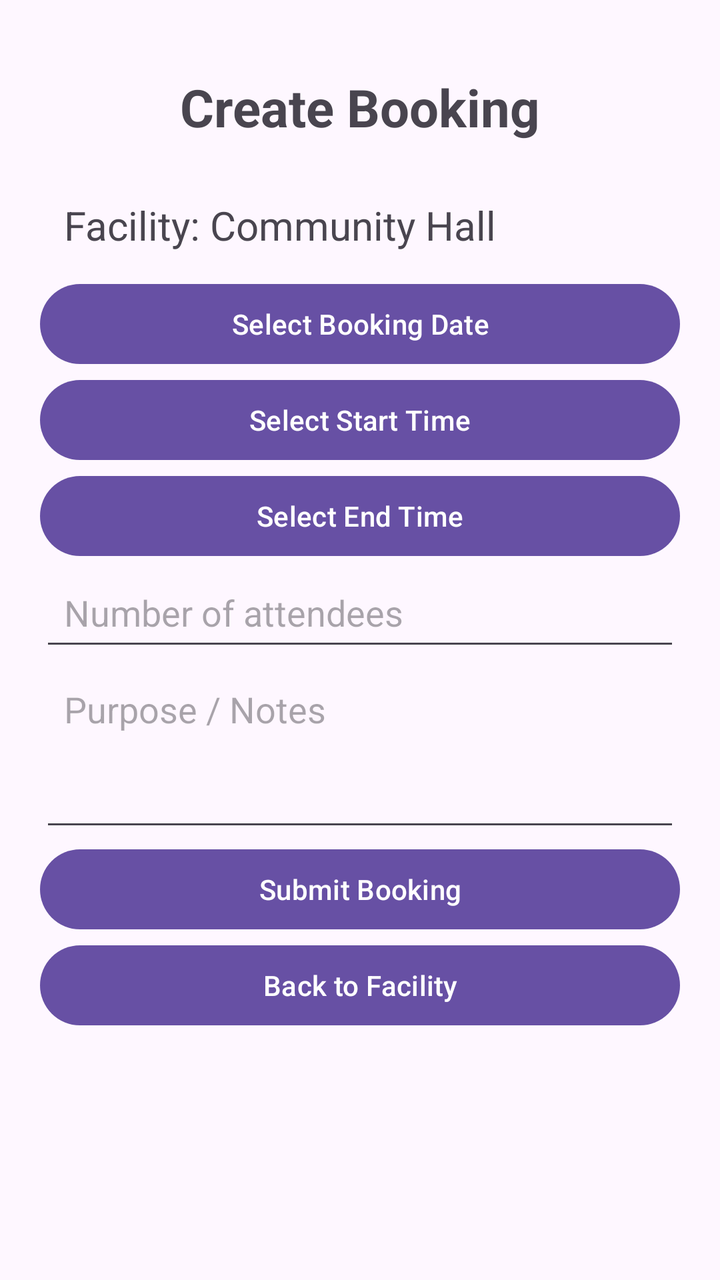
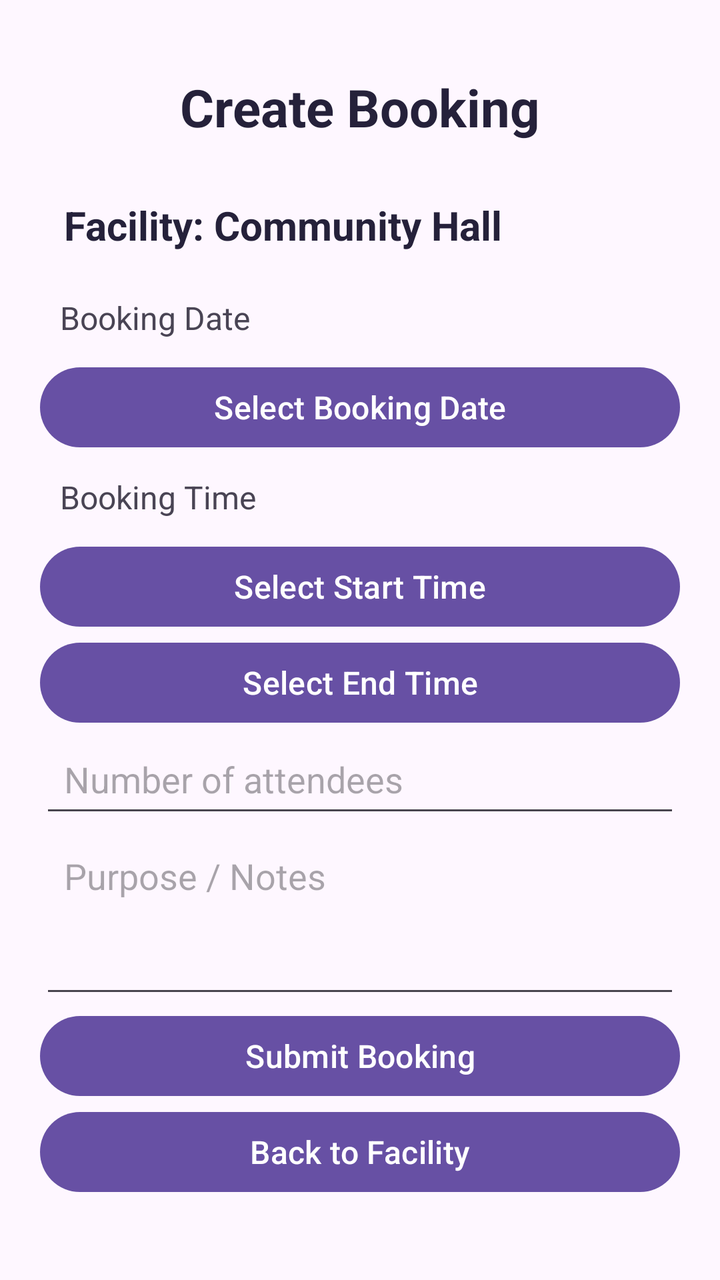

An Android layout rendered at two revisions. The XML below is the earlier revision; the diff shows what the commit changed to produce the second picture.
<!-- AndroidManifest.xml: application theme Theme.CommunitySpaceBooking -->
<!-- res/layout/activity_create_booking.xml -->
<?xml version="1.0" encoding="utf-8"?>
<ScrollView xmlns:android="http://schemas.android.com/apk/res/android"
    android:layout_width="match_parent"
    android:layout_height="match_parent"
    android:fillViewport="true">

    <LinearLayout
        android:layout_width="match_parent"
        android:layout_height="wrap_content"
        android:orientation="vertical"
        android:padding="20dp">

        <TextView
            android:layout_width="match_parent"
            android:layout_height="wrap_content"
            android:text="Create Booking"
            android:textSize="26sp"
            android:textStyle="bold"
            android:gravity="center"
            android:padding="16dp" />

        <TextView
            android:id="@+id/txtSelectedFacility"
            android:layout_width="match_parent"
            android:layout_height="wrap_content"
            android:text="Facility: Community Hall"
            android:textSize="20sp"
            android:padding="12dp" />

        <Button
            android:id="@+id/btnSelectDate"
            android:layout_width="match_parent"
            android:layout_height="wrap_content"
            android:text="Select Booking Date" />

        <Button
            android:id="@+id/btnStartTime"
            android:layout_width="match_parent"
            android:layout_height="wrap_content"
            android:text="Select Start Time" />

        <Button
            android:id="@+id/btnEndTime"
            android:layout_width="match_parent"
            android:layout_height="wrap_content"
            android:text="Select End Time" />

        <EditText
            android:id="@+id/edtAttendees"
            android:layout_width="match_parent"
            android:layout_height="wrap_content"
            android:hint="Number of attendees"
            android:inputType="number"
            android:padding="12dp" />

        <EditText
            android:id="@+id/edtPurpose"
            android:layout_width="match_parent"
            android:layout_height="wrap_content"
            android:hint="Purpose / Notes"
            android:inputType="textMultiLine"
            android:minLines="3"
            android:gravity="top"
            android:padding="12dp" />

        <Button
            android:id="@+id/btnSubmitBooking"
            android:layout_width="match_parent"
            android:layout_height="wrap_content"
            android:text="Submit Booking" />

        <Button
            android:id="@+id/btnCancelBooking"
            android:layout_width="match_parent"
            android:layout_height="wrap_content"
            android:text="Back to Facility" />

    </LinearLayout>
</ScrollView>
<!-- resources referenced by this layout -->
<resources>
  <style name="Theme.CommunitySpaceBooking" parent="Base.Theme.CommunitySpaceBooking" />
  <style name="Base.Theme.CommunitySpaceBooking" parent="Theme.Material3.DayNight.NoActionBar">
          
          
      </style>
</resources>

<!-- the commit's change to res/layout/activity_create_booking.xml (unified diff, before → after) -->
@@ -11,36 +11,47 @@
         android:padding="20dp">
 
         <TextView
+            style="@style/AppScreenTitle"
             android:layout_width="match_parent"
             android:layout_height="wrap_content"
-            android:text="Create Booking"
-            android:textSize="26sp"
-            android:textStyle="bold"
-            android:gravity="center"
-            android:padding="16dp" />
+            android:text="Create Booking" />
 
         <TextView
             android:id="@+id/txtSelectedFacility"
+            style="@style/AppSectionTitle"
             android:layout_width="match_parent"
             android:layout_height="wrap_content"
-            android:text="Facility: Community Hall"
-            android:textSize="20sp"
-            android:padding="12dp" />
+            android:text="Facility: Community Hall" />
+
+        <TextView
+            style="@style/AppBodyText"
+            android:layout_width="match_parent"
+            android:layout_height="wrap_content"
+            android:text="Booking Date" />
 
         <Button
             android:id="@+id/btnSelectDate"
+            style="@style/AppPrimaryButton"
             android:layout_width="match_parent"
             android:layout_height="wrap_content"
             android:text="Select Booking Date" />
 
+        <TextView
+            style="@style/AppBodyText"
+            android:layout_width="match_parent"
+            android:layout_height="wrap_content"
+            android:text="Booking Time" />
+
         <Button
             android:id="@+id/btnStartTime"
+            style="@style/AppPrimaryButton"
             android:layout_width="match_parent"
             android:layout_height="wrap_content"
             android:text="Select Start Time" />
 
         <Button
             android:id="@+id/btnEndTime"
+            style="@style/AppPrimaryButton"
             android:layout_width="match_parent"
             android:layout_height="wrap_content"
             android:text="Select End Time" />
@@ -51,6 +62,7 @@
             android:layout_height="wrap_content"
             android:hint="Number of attendees"
             android:inputType="number"
+            android:minHeight="48dp"
             android:padding="12dp" />
 
         <EditText
@@ -65,12 +77,14 @@
 
         <Button
             android:id="@+id/btnSubmitBooking"
+            style="@style/AppPrimaryButton"
             android:layout_width="match_parent"
             android:layout_height="wrap_content"
             android:text="Submit Booking" />
 
         <Button
             android:id="@+id/btnCancelBooking"
+            style="@style/AppPrimaryButton"
             android:layout_width="match_parent"
             android:layout_height="wrap_content"
             android:text="Back to Facility" />
<!-- resource entries referenced after the edit -->
@@ -1,5 +1,28 @@
 <!-- resources referenced by this layout -->
 <resources>
+  <style name="AppBodyText">
+          <item name="android:textSize">16sp</item>
+          <item name="android:textColor">#494454</item>
+          <item name="android:padding">10dp</item>
+      </style>
+  <style name="AppPrimaryButton">
+          <item name="android:textAllCaps">false</item>
+          <item name="android:textSize">16sp</item>
+          <item name="android:minHeight">48dp</item>
+      </style>
+  <style name="AppScreenTitle">
+          <item name="android:textSize">26sp</item>
+          <item name="android:textStyle">bold</item>
+          <item name="android:textColor">#25213A</item>
+          <item name="android:gravity">center</item>
+          <item name="android:padding">16dp</item>
+      </style>
+  <style name="AppSectionTitle">
+          <item name="android:textSize">20sp</item>
+          <item name="android:textStyle">bold</item>
+          <item name="android:textColor">#25213A</item>
+          <item name="android:padding">12dp</item>
+      </style>
   <style name="Theme.CommunitySpaceBooking" parent="Base.Theme.CommunitySpaceBooking" />
   <style name="Base.Theme.CommunitySpaceBooking" parent="Theme.Material3.DayNight.NoActionBar">
           
